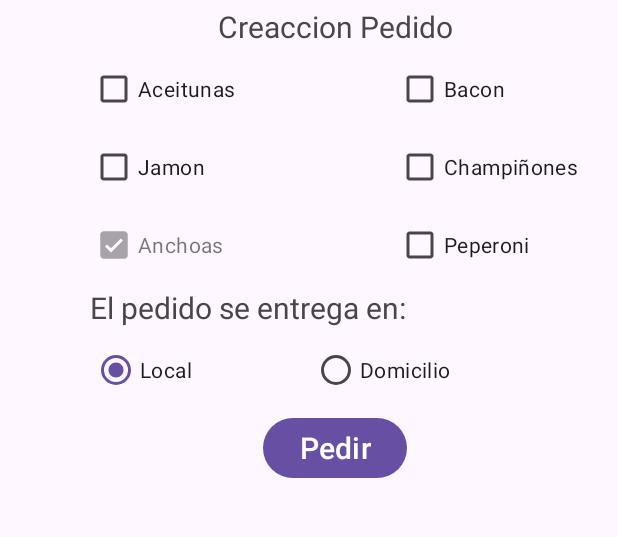
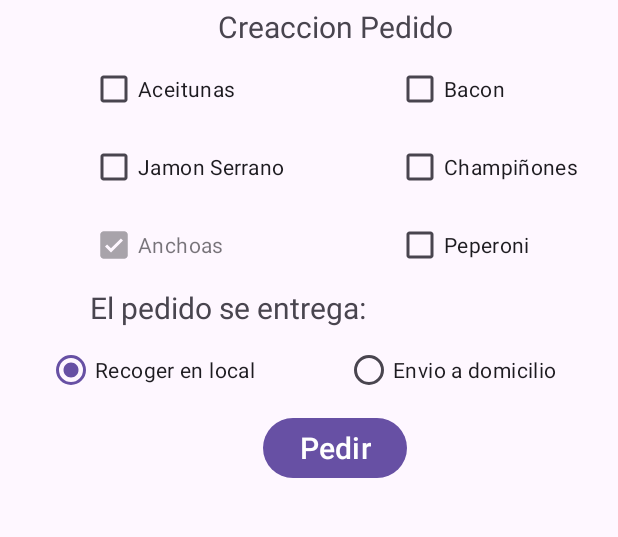
Before and after one commit to lorenzovizcaino/Pizzeria, an Android app: the layout activity_main.xml on its own in the app's theme, with its tools: preview values and no code run, on a phone screen of 412 x 824 dp, the part 279-816 px from its top. Run offline under Robolectric (Android 15) with nearby library versions, the light colour scheme and no system bars.

Commit message:
06/11/23_13:44

```diff
--- a/app/src/main/res/layout/activity_main.xml
+++ b/app/src/main/res/layout/activity_main.xml
@@ -12,7 +12,7 @@
         android:layout_height="wrap_content"
         android:layout_marginStart="60dp"
         android:layout_marginTop="4dp"
-        android:text="Aceitunas"
+        android:text="@string/aceitunas"
         app:layout_constraintStart_toStartOf="parent"
         app:layout_constraintTop_toBottomOf="@id/creaccionPedido" />
 
@@ -24,7 +24,7 @@
         android:layout_marginTop="4dp"
         android:enabled="false"
         android:checked="true"
-        android:text="Anchoas"
+        android:text="@string/anchoas"
         app:layout_constraintStart_toStartOf="parent"
         app:layout_constraintTop_toBottomOf="@id/jamonserrano" />
 
@@ -43,15 +43,15 @@
             android:id="@+id/local"
             android:layout_width="wrap_content"
             android:layout_height="wrap_content"
-            android:layout_marginStart="45dp"
-            android:text="Local" />
+            android:layout_marginStart="15dp"
+            android:text="@string/local" />
 
         <RadioButton
             android:id="@+id/domicilio"
             android:layout_width="wrap_content"
             android:layout_height="wrap_content"
-            android:layout_marginStart="80dp"
-            android:text="Domicilio" />
+            android:layout_marginStart="60dp"
+            android:text="@string/domicilio" />
 
 
     </RadioGroup>
@@ -75,7 +75,7 @@
         android:layout_height="wrap_content"
         android:layout_marginStart="264dp"
         android:layout_marginTop="4dp"
-        android:text="Peperoni"
+        android:text="@string/peperoni"
         app:layout_constraintStart_toStartOf="parent"
         app:layout_constraintTop_toBottomOf="@id/champinhones" />
 
@@ -84,7 +84,7 @@
         android:layout_width="wrap_content"
         android:layout_height="wrap_content"
         android:layout_marginTop="4dp"
-        android:text="Pedir"
+        android:text="@string/botonCalcular"
         android:textSize="20dp"
         app:layout_constraintEnd_toEndOf="parent"
         app:layout_constraintHorizontal_bias="0.555"
@@ -97,7 +97,7 @@
         android:layout_height="wrap_content"
         android:layout_marginStart="264dp"
         android:layout_marginTop="4dp"
-        android:text="Champiñones"
+        android:text="@string/champinhones"
         app:layout_constraintStart_toStartOf="parent"
         app:layout_constraintTop_toBottomOf="@id/bacon" />
 
@@ -107,7 +107,7 @@
         android:layout_height="wrap_content"
         android:layout_marginStart="60dp"
         android:layout_marginTop="4dp"
-        android:text="El pedido se entrega en:"
+        android:text="@string/pedidoseentrega"
         android:textSize="20dp"
         app:layout_constraintStart_toStartOf="parent"
         app:layout_constraintTop_toBottomOf="@id/anchoas" />
@@ -117,7 +117,7 @@
         android:layout_width="wrap_content"
         android:layout_height="wrap_content"
         android:layout_marginTop="4dp"
-        android:text="Creaccion Pedido"
+        android:text="@string/creaccionPedido"
         android:textSize="20dp"
         app:layout_constraintEnd_toEndOf="parent"
         app:layout_constraintHorizontal_bias="0.569"
@@ -130,7 +130,7 @@
         android:layout_height="wrap_content"
         android:layout_marginStart="264dp"
         android:layout_marginTop="4dp"
-        android:text="Bacon"
+        android:text="@string/bacon"
         app:layout_constraintStart_toStartOf="parent"
         app:layout_constraintTop_toBottomOf="@id/creaccionPedido" />
 
@@ -140,7 +140,7 @@
         android:layout_height="wrap_content"
         android:layout_marginStart="60dp"
         android:layout_marginTop="4dp"
-        android:text="Jamon"
+        android:text="@string/jamonserrano"
         app:layout_constraintStart_toStartOf="parent"
         app:layout_constraintTop_toBottomOf="@id/aceitunas" />
 
--- a/app/src/main/res/layout/activity_segunda_pizzeria.xml
+++ b/app/src/main/res/layout/activity_segunda_pizzeria.xml
@@ -25,7 +25,7 @@
         android:id="@+id/tituloview2"
         android:layout_width="307dp"
         android:layout_height="54dp"
-        android:text="Confirmacion de pedido"
+        android:text="@string/tituloview2"
         android:textSize="25dp"
         android:textAlignment="center"
         android:textColor="@color/cardview_shadow_start_color"
@@ -39,7 +39,7 @@
         android:layout_width="wrap_content"
         android:layout_height="wrap_content"
         android:layout_marginTop="56dp"
-        android:text="Aceptar"
+        android:text="@string/boton"
         app:layout_constraintEnd_toEndOf="parent"
         app:layout_constraintStart_toStartOf="parent"
         app:layout_constraintTop_toBottomOf="@+id/resultados" />
--- a/app/src/main/res/values/strings.xml
+++ b/app/src/main/res/values/strings.xml
@@ -1,3 +1,16 @@
 <resources>
     <string name="app_name">Pizzeria</string>
+    <string name="creaccionPedido">Creaccion Pedido</string>
+    <string name="aceitunas">Aceitunas</string>
+    <string name="jamonserrano">Jamon Serrano</string>
+    <string name="anchoas">Anchoas</string>
+    <string name="bacon">Bacon</string>
+    <string name="champinhones">Champiñones</string>
+    <string name="peperoni">Peperoni</string>
+    <string name="pedidoseentrega">El pedido se entrega:</string>
+    <string name="local">Recoger en local</string>
+    <string name="domicilio">Envio a domicilio</string>
+    <string name="botonCalcular">Pedir</string>
+    <string name="tituloview2">Confirmacion de pedido</string>
+    <string name="boton">Aceptar</string>
 </resources>
```
Also changed, not shown: 1 other file.
